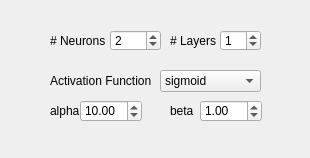
This is _AlgorithmsPlugins/OpenCV/paramsMLP.ui in b4silio/MLDemos as Qt 5 draws it before an edit. The edited form follows.
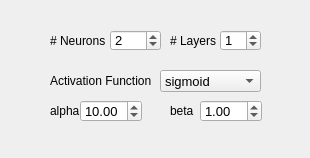
This is the edited form.

The edit to the form file:
```diff
--- a/_AlgorithmsPlugins/OpenCV/paramsMLP.ui
+++ b/_AlgorithmsPlugins/OpenCV/paramsMLP.ui
@@ -40,6 +40,11 @@
      <height>22</height>
     </rect>
    </property>
+   <property name="font">
+    <font>
+     <pointsize>10</pointsize>
+    </font>
+   </property>
    <property name="toolTip">
     <string>sigmoid: beta*(1-exp(-alpha*x)) / (1 + exp(-alpha*x))
 gaussian: beta*exp(-alpha*x*x)</string>
@@ -81,6 +86,11 @@
      <height>22</height>
     </rect>
    </property>
+   <property name="font">
+    <font>
+     <pointsize>10</pointsize>
+    </font>
+   </property>
    <property name="toolTip">
     <string>Activation function for all network units</string>
    </property>
@@ -104,6 +114,11 @@
      <height>21</height>
     </rect>
    </property>
+   <property name="font">
+    <font>
+     <pointsize>10</pointsize>
+    </font>
+   </property>
    <property name="toolTip">
     <string>Number of hidden layers</string>
    </property>
@@ -162,6 +177,11 @@
      <height>22</height>
     </rect>
    </property>
+   <property name="font">
+    <font>
+     <pointsize>10</pointsize>
+    </font>
+   </property>
    <property name="toolTip">
     <string>sigmoid: beta*(1-exp(-alpha*x)) / (1 + exp(-alpha*x))
 gaussian: beta*exp(-alpha*x*x)</string>
@@ -203,6 +223,11 @@
      <height>21</height>
     </rect>
    </property>
+   <property name="font">
+    <font>
+     <pointsize>10</pointsize>
+    </font>
+   </property>
    <property name="toolTip">
     <string>&lt;!DOCTYPE HTML PUBLIC &quot;-//W3C//DTD HTML 4.0//EN&quot; &quot;http://www.w3.org/TR/REC-html40/strict.dtd&quot;&gt;
 &lt;html&gt;&lt;head&gt;&lt;meta name=&quot;qrichtext&quot; content=&quot;1&quot; /&gt;&lt;style type=&quot;text/css&quot;&gt;
```
